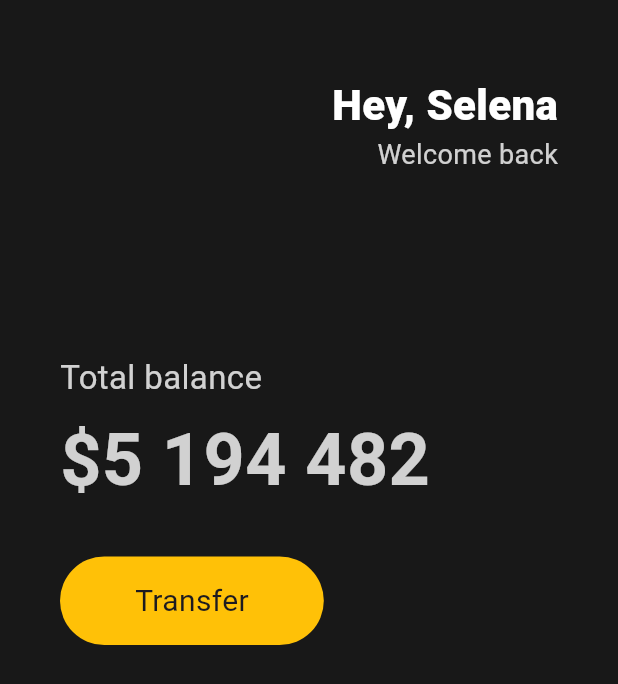
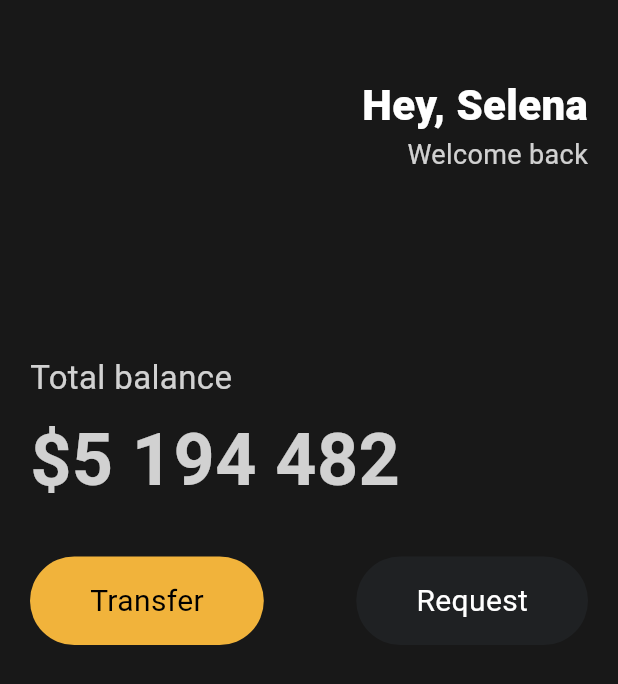
Before and after one commit to FPtrevi/studyFlutter, a Flutter app: the screen it shows after launch, on a phone screen of 412 x 824 dp. Shown: the top 684 px of the screen. Run offline on Flutter 3.47's test engine with Material 3 defaults, Android fonts, the phone set to English and light mode, and no system bars.

Commit message:
Reusable Widgets

```diff
--- a/lib/main.dart
+++ b/lib/main.dart
@@ -1,4 +1,5 @@
 import 'package:flutter/material.dart';
+import 'package:toonflix/widget/button.dart';
 
 void main() {
   runApp(const App());
@@ -13,7 +14,9 @@ class App extends StatelessWidget {
         home: Scaffold(
       backgroundColor: const Color(0xFF181818),
       body: Padding(
-        padding: const EdgeInsets.symmetric(horizontal: 40),
+        padding: const EdgeInsets.symmetric(
+          horizontal: 20,
+        ),
         child: Column(
           crossAxisAlignment: CrossAxisAlignment.start,
           children: [
@@ -69,25 +72,17 @@ class App extends StatelessWidget {
             const SizedBox(
               height: 30,
             ),
-            Row(
+            const Row(
+              mainAxisAlignment: MainAxisAlignment.spaceBetween,
               children: [
-                Container(
-                  decoration: BoxDecoration(
-                      color: Colors.amber,
-                      borderRadius: BorderRadius.circular(45)),
-                  child: const Padding(
-                    padding: EdgeInsets.symmetric(
-                      vertical: 15,
-                      horizontal: 50,
-                    ),
-                    child: Text(
-                      'Transfer',
-                      style: TextStyle(
-                        fontSize: 20,
-                      ),
-                    ),
-                  ),
-                )
+                Button(
+                    text: 'Transfer',
+                    bgColor: Color(0xFFF1B33B),
+                    textColor: Colors.black),
+                Button(
+                    text: 'Request',
+                    bgColor: Color(0xFF1F2123),
+                    textColor: Colors.white),
               ],
             ),
           ],
--- /dev/null
+++ b/lib/widget/button.dart
@@ -0,0 +1,36 @@
+import 'package:flutter/material.dart';
+
+class Button extends StatelessWidget {
+  final String text;
+  final Color bgColor;
+  final Color textColor;
+
+  const Button(
+      {super.key,
+      required this.text,
+      required this.bgColor,
+      required this.textColor});
+
+  @override
+  Widget build(BuildContext context) {
+    return Container(
+      decoration: BoxDecoration(
+        color: bgColor,
+        borderRadius: BorderRadius.circular(45),
+      ),
+      child: Padding(
+        padding: const EdgeInsets.symmetric(
+          vertical: 15,
+          horizontal: 40,
+        ),
+        child: Text(
+          text,
+          style: TextStyle(
+            color: textColor,
+            fontSize: 20,
+          ),
+        ),
+      ),
+    );
+  }
+}
```
